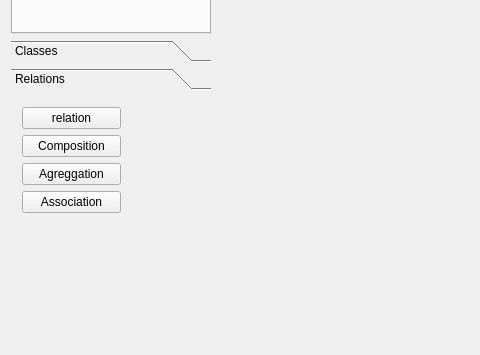
Above: mainwindow.ui from termNinja/rs16-24 before the change; both pictures show x 0 to 480 and y 306 to 661 of the 1012 by 661 pixel window. Below: the same form after it.
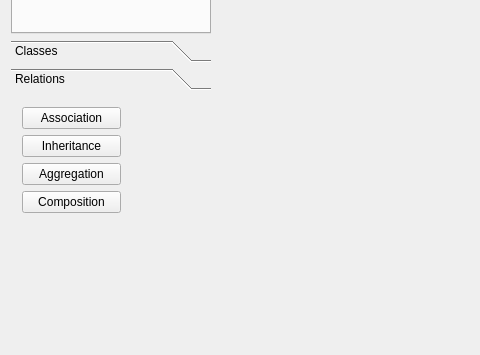
That is the form after the change. The open tabs and pages were chosen to show the change. Icons and pictures are not drawn.

Commit message: relation types in interface

What changed in the file:
```diff
--- a/mainwindow.ui
+++ b/mainwindow.ui
@@ -191,7 +191,7 @@
               </size>
              </property>
              <property name="text">
-              <string>relation</string>
+              <string>Association</string>
              </property>
              <property name="icon">
               <iconset>
@@ -208,7 +208,7 @@
               </size>
              </property>
              <property name="text">
-              <string>Composition</string>
+              <string>Inheritance</string>
              </property>
             </widget>
            </item>
@@ -221,7 +221,7 @@
               </size>
              </property>
              <property name="text">
-              <string>Agreggation</string>
+              <string>Aggregation</string>
              </property>
             </widget>
            </item>
@@ -234,7 +234,7 @@
               </size>
              </property>
              <property name="text">
-              <string>Association</string>
+              <string>Composition</string>
              </property>
             </widget>
            </item>
```
Left out of the diff: 52 changed lines with no effect on the pictures. The commit also changes 2 other files.
